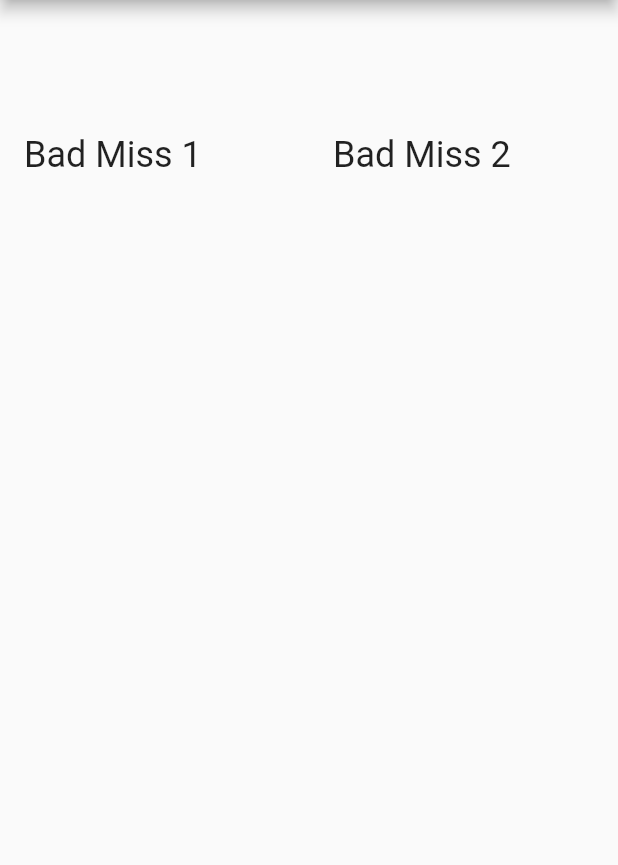
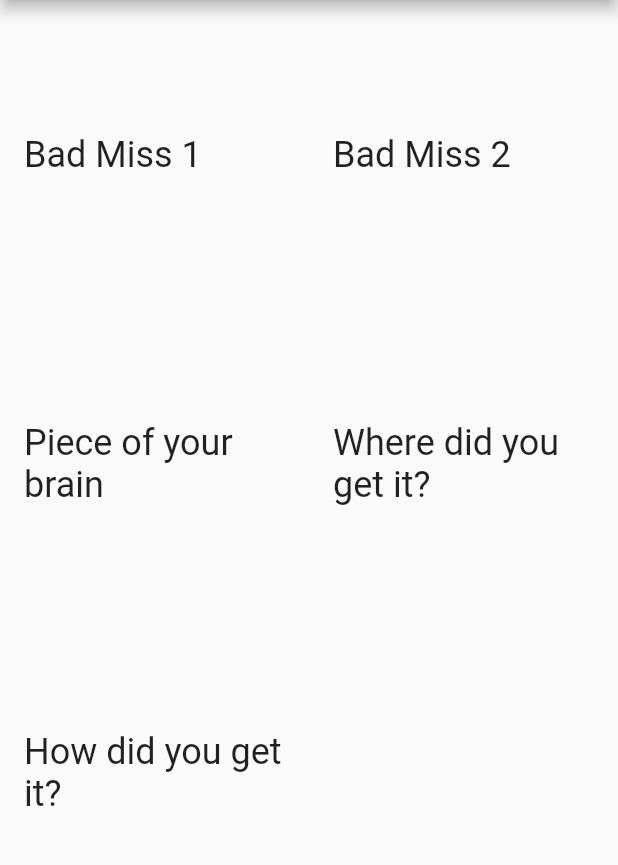
Before and after one commit to mdr/pocket-scat, a Flutter app: the screen it shows after launch, on a phone screen of 412 x 824 dp, the part 84-949 px from its top. Run offline on Flutter 3.47's test engine with Material 2 defaults, Android fonts, the light colour scheme and no system bars; our stand-ins replace audioplayers.

Commit message:
Add fawlty

```diff
--- a/lib/main.dart
+++ b/lib/main.dart
@@ -19,7 +19,6 @@ class MyApp extends StatelessWidget {
 }
 
 class QuotesWidget extends StatefulWidget {
-
   @override
   QuoteState createState() => QuoteState();
 }
--- a/lib/util/QuotesList.dart
+++ b/lib/util/QuotesList.dart
@@ -2,4 +2,8 @@ import 'Quote.dart';
 
 final List<Quote> quotes = [
   Quote("bad_miss_1", "Bad Miss 1", "Oh and that's a bad miss mitchell webb"),
-  Quote("bad_miss_2", "Bad Miss 2", "Oh and that's a bad miss mitchell webb")];
+  Quote("bad_miss_2", "Bad Miss 2", "Oh and that's a bad miss mitchell webb"),
+  Quote("piece_of_your_brain", "Piece of your brain", "Is this a piece of your brain Fawlty Basil"),
+  Quote("where_did_you_get_it", "Where did you get it?", "where did you get it Fawlty Basil"),
+  Quote("how_did_you_get_it", "How did you get it?", "that's right i mean how did you get it Fawlty Basil")
+];
```
Also changed, not shown: 3 other files.
